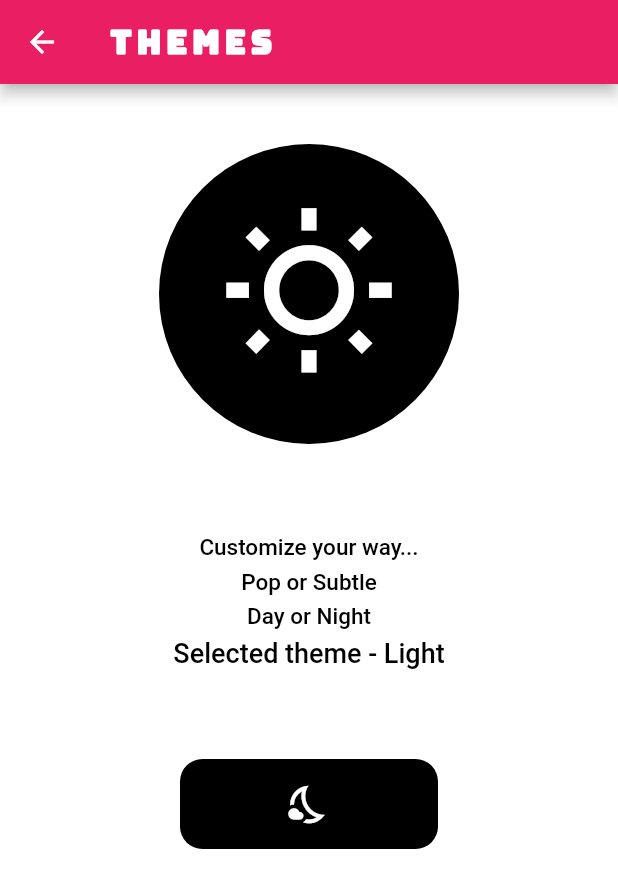
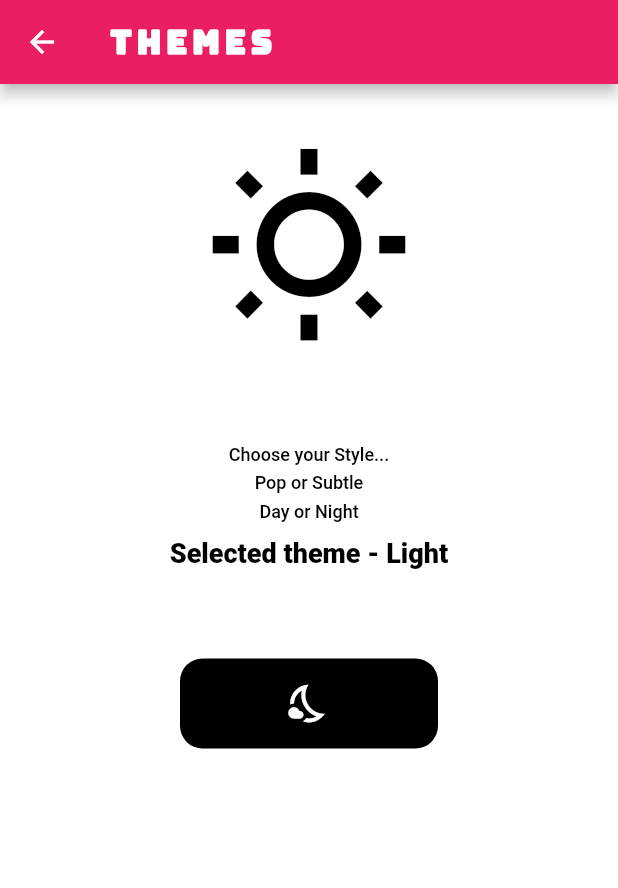
Before and after one commit to agam1092005/BMI-Calculator, a Flutter app: the Themes screen opened directly, on a phone screen of 412 x 824 dp. Shown: the top 888 px of the screen. Run offline on Flutter 3.47's test engine with Material 2 defaults, Android fonts, the phone set to English and light mode, and no system bars; our stand-ins replace font_awesome_flutter, shared_preferences; accounts and stored records are empty.

Commit message:
Alomost done

```diff
--- a/lib/Settings_page.dart
+++ b/lib/Settings_page.dart
@@ -75,6 +75,7 @@ class Settings extends StatelessWidget {
                   ),
                 ),
                 child: ListTile(
+                  leading: Icon(Icons.brightness_6_outlined, size: 30, color: Colors.white,),
                   title: Text(
                     'Theme',
                     style: TextStyle(color: Colors.white, fontSize: 25),
@@ -115,6 +116,7 @@ class Settings extends StatelessWidget {
                   ),
                 ),
                 child: ListTile(
+                  leading: Icon(Icons.engineering, size: 30, color: Colors.white,),
                   title: Text(
                     'About Us',
                     style: TextStyle(color: Colors.white, fontSize: 25),
--- a/lib/constants.dart
+++ b/lib/constants.dart
@@ -2,6 +2,12 @@ import 'package:flutter/material.dart';
 
 const bottomContainerHeight = 60.0;
 const numberTextColor = Colors.white;
+
+const InactiveCardColorDark = Color(0xFF2b2b2b);
+const ActiveCardColorDark = Color(0xFF121212);
+
+const InactiveCardColorLight = Color(0xFFaaaaaa);
+const ActiveCardColorLight = Color(0xFF757575);
 
 const numberTextStyle = TextStyle(
   fontWeight: FontWeight.w900,
--- a/lib/themes.dart
+++ b/lib/themes.dart
@@ -16,10 +16,10 @@ class _ThemesState extends State<Themes> with TickerProviderStateMixin {
         crossAxisAlignment: CrossAxisAlignment.center,
         children: [
           Text(
-            'Customize your way...',
+            'Choose your Style...',
             textAlign: TextAlign.center,
             style: TextStyle(
-                color: Colors.white, fontSize: 15, fontWeight: FontWeight.w500),
+                color: Colors.white, fontSize: 12, fontWeight: FontWeight.w500),
           ),
           SizedBox(
             height: 5,
@@ -28,7 +28,7 @@ class _ThemesState extends State<Themes> with TickerProviderStateMixin {
             'Pop or Subtle',
             textAlign: TextAlign.center,
             style: TextStyle(
-                color: Colors.white, fontSize: 15, fontWeight: FontWeight.w500),
+                color: Colors.white, fontSize: 12, fontWeight: FontWeight.w500),
           ),
           SizedBox(
             height: 5,
@@ -37,16 +37,16 @@ class _ThemesState extends State<Themes> with TickerProviderStateMixin {
             'Day or Night',
             textAlign: TextAlign.center,
             style: TextStyle(
-                color: Colors.white, fontSize: 15, fontWeight: FontWeight.w500),
+                color: Colors.white, fontSize: 12, fontWeight: FontWeight.w500),
           ),
           SizedBox(
-            height: 5,
+            height: 10,
           ),
           Text(
             'Selected theme - Dark',
             textAlign: TextAlign.center,
             style: TextStyle(
-                color: Colors.white, fontSize: 18, fontWeight: FontWeight.w500),
+                color: Colors.white, fontSize: 18, fontWeight: FontWeight.w900),
           ),
         ],
       );
@@ -55,10 +55,10 @@ class _ThemesState extends State<Themes> with TickerProviderStateMixin {
         crossAxisAlignment: CrossAxisAlignment.center,
         children: [
           Text(
-            'Customize your way...',
+            'Choose your Style...',
             textAlign: TextAlign.center,
             style: TextStyle(
-                color: Colors.black, fontSize: 15, fontWeight: FontWeight.w500),
+                color: Colors.black, fontSize: 12, fontWeight: FontWeight.w500),
           ),
           SizedBox(
             height: 5,
@@ -67,7 +67,7 @@ class _ThemesState extends State<Themes> with TickerProviderStateMixin {
             'Pop or Subtle',
             textAlign: TextAlign.center,
             style: TextStyle(
-                color: Colors.black, fontSize: 15, fontWeight: FontWeight.w500),
+                color: Colors.black, fontSize: 12, fontWeight: FontWeight.w500),
           ),
           SizedBox(
             height: 5,
@@ -76,16 +76,16 @@ class _ThemesState extends State<Themes> with TickerProviderStateMixin {
             'Day or Night',
             textAlign: TextAlign.center,
             style: TextStyle(
-                color: Colors.black, fontSize: 15, fontWeight: FontWeight.w500),
+                color: Colors.black, fontSize: 12, fontWeight: FontWeight.w500),
           ),
           SizedBox(
-            height: 5,
+            height: 10,
           ),
           Text(
             'Selected theme - Light',
             textAlign: TextAlign.center,
             style: TextStyle(
-                color: Colors.black, fontSize: 18, fontWeight: FontWeight.w500),
+                color: Colors.black, fontSize: 18, fontWeight: FontWeight.w900),
           ),
         ],
       );
@@ -108,13 +108,7 @@ class _ThemesState extends State<Themes> with TickerProviderStateMixin {
             context,
             listen: false,
           );
-           themeProvider.swapTheme();
-          ScaffoldMessenger.of(context).showSnackBar(
-            SnackBar(
-              content: Text('Theme changed to ${ShowSnackbar()}'),
-              duration: Duration(milliseconds: 500),
-            ),
-          );
+          themeProvider.swapTheme();
         },
         child: Container(
           margin: EdgeInsets.symmetric(horizontal: 100),
@@ -140,13 +134,7 @@ class _ThemesState extends State<Themes> with TickerProviderStateMixin {
             context,
             listen: false,
           );
-            themeProvider.swapTheme();
-          ScaffoldMessenger.of(context).showSnackBar(
-            SnackBar(
-              content: Text('Theme changed to ${ShowSnackbar()}'),
-              duration: Duration(milliseconds: 500),
-            ),
-          );
+          themeProvider.swapTheme();
         },
         child: Container(
           margin: EdgeInsets.symmetric(horizontal: 100),
@@ -170,24 +158,16 @@ class _ThemesState extends State<Themes> with TickerProviderStateMixin {
   // ignore: non_constant_identifier_names
   ThemeImage() {
     if (Theme.of(context).scaffoldBackgroundColor == Color(0xFF000000)) {
-      return CircleAvatar(
-        radius: 100,
-        backgroundColor: Color(0xFFFFFFFF),
-        child: Icon(
-          Icons.nights_stay_outlined,
-          size: 120,
-          color: Colors.black,
-        ),
+      return Icon(
+        Icons.nights_stay_outlined,
+        size: 140,
+        color: Colors.white,
       );
     } else
-      return CircleAvatar(
-        backgroundColor: Color(0xFF000000),
-        radius: 100,
-        child: Icon(
-          Icons.wb_sunny_outlined,
-          size: 120,
-          color: Colors.white,
-        ),
+      return Icon(
+        Icons.wb_sunny_outlined,
+        size: 140,
+        color: Colors.black,
       );
   }
 
@@ -200,8 +180,7 @@ class _ThemesState extends State<Themes> with TickerProviderStateMixin {
             icon: Icon(Icons.arrow_back),
             onPressed: () {
               Navigator.pop(context);
-              setState(() {
-              });
+              setState(() {});
             },
             color: Theme.of(context).scaffoldBackgroundColor,
           ),
```
Also changed, not shown: lib/input_page.dart (+212 -112 lines), images/Logo.png (deleted), 1 other file.
